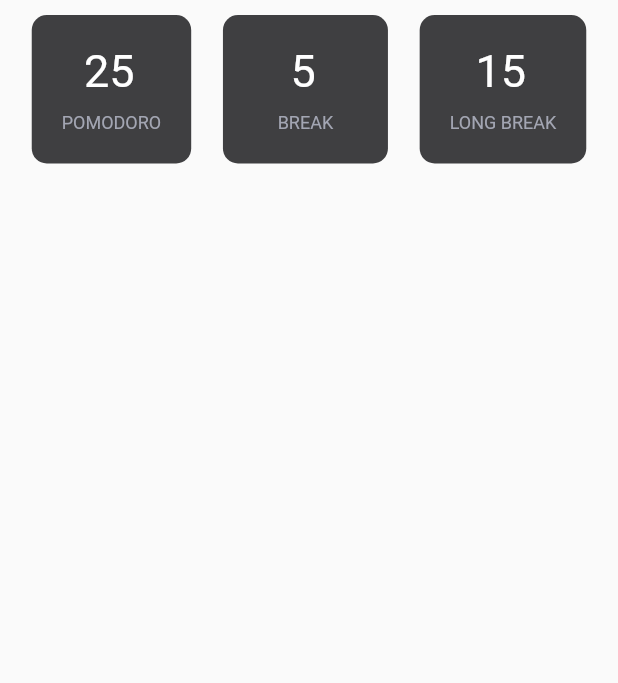
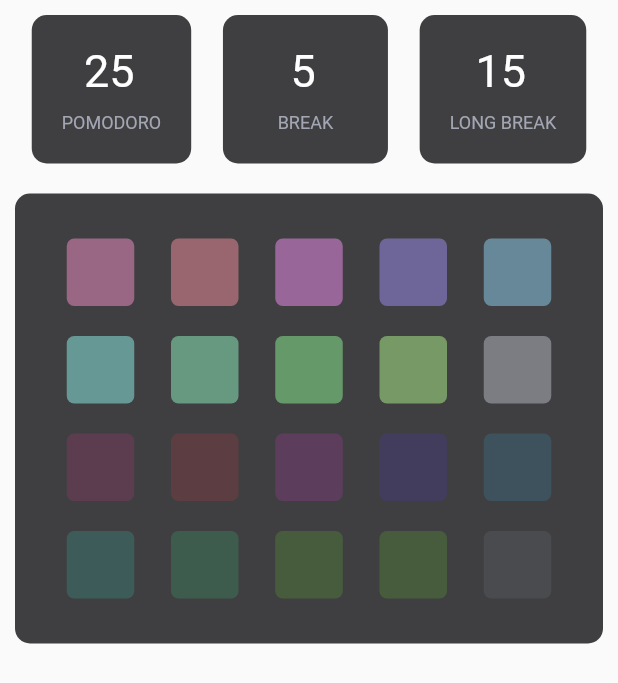
Before and after one commit to Bisxsh/flutter-pomodoro-timer, a Flutter app: the SettingsPage widget shown alone on an empty page, opened directly, on a phone screen of 412 x 824 dp. Shown: the top 683 px of the screen. Run offline on Flutter 3.47's test engine with Material 2 defaults, Android fonts, the phone set to English and light mode, and no system bars; our stand-ins replace circular_countdown_timer.

Commit message:
Implemented Color Grid UI

```diff
--- a/lib/screens/settings/settings_page.dart
+++ b/lib/screens/settings/settings_page.dart
@@ -1,4 +1,5 @@
 import 'package:flutter/material.dart';
+import 'package:pomodoro_timer_flutter/screens/settings/widgets/color_grid/color_grid_widget.dart';
 import 'package:pomodoro_timer_flutter/screens/settings/widgets/int_settings_widget.dart';
 
 class SettingsPage extends StatefulWidget {
@@ -29,7 +30,8 @@ class _SettingsPageState extends State<SettingsPage> {
             controller: TextEditingController(text: "15"),
           ),
         ],
-      )
+      ),
+      const ColorGridWidget()
     ]);
   }
 }
--- /dev/null
+++ b/lib/screens/settings/widgets/color_grid/color_grid_widget.dart
@@ -0,0 +1,21 @@
+import 'package:flutter/material.dart';
+import 'package:pomodoro_timer_flutter/screens/settings/widgets/color_grid/sub-widgets/color_row.dart';
+import 'package:pomodoro_timer_flutter/screens/settings/widgets/sub-widgets/container_util.dart';
+import 'sub-widgets/colors.dart';
+
+class ColorGridWidget extends StatelessWidget {
+  const ColorGridWidget({super.key});
+
+  @override
+  Widget build(BuildContext context) {
+    List<Widget> getRows() {
+      List<Widget> rows = [];
+      for (int i = 0; i < COLORS.length; i = i + 5) {
+        rows.add(ColorRowWidget(colors: COLORS.sublist(i, i + 5)));
+      }
+      return rows;
+    }
+
+    return ContainerUtil.getContainer(Column(children: getRows()), null, null);
+  }
+}
--- /dev/null
+++ b/lib/screens/settings/widgets/color_grid/sub-widgets/color_item.dart
@@ -0,0 +1,17 @@
+import 'package:flutter/material.dart';
+
+class ColourItemWidget extends StatelessWidget {
+  final Color color;
+  const ColourItemWidget({super.key, required this.color});
+
+  @override
+  Widget build(BuildContext context) {
+    return Container(
+      width: 45,
+      height: 45,
+      decoration:
+          BoxDecoration(color: color, borderRadius: BorderRadius.circular(5)),
+      margin: const EdgeInsets.all(10),
+    );
+  }
+}
--- /dev/null
+++ b/lib/screens/settings/widgets/color_grid/sub-widgets/color_row.dart
@@ -0,0 +1,24 @@
+import 'package:flutter/material.dart';
+import 'package:pomodoro_timer_flutter/components/color_util.dart';
+import 'package:pomodoro_timer_flutter/screens/settings/widgets/color_grid/sub-widgets/color_item.dart';
+
+class ColorRowWidget extends StatelessWidget {
+  final List<String> colors;
+
+  const ColorRowWidget({super.key, required this.colors});
+
+  @override
+  Widget build(BuildContext context) {
+    List<Widget> getChildren() {
+      return colors
+          .map<Widget>((e) => ColourItemWidget(color: HexColor(e)))
+          .toList();
+    }
+
+    return Row(
+      mainAxisAlignment: MainAxisAlignment.spaceEvenly,
+      crossAxisAlignment: CrossAxisAlignment.center,
+      children: getChildren(),
+    );
+  }
+}
--- /dev/null
+++ b/lib/screens/settings/widgets/color_grid/sub-widgets/colors.dart
@@ -0,0 +1,22 @@
+const List<String> COLORS = [
+  '#996684',
+  '#99666F',
+  '#996699',
+  '#6E6699',
+  '#668899',
+  '#669995',
+  '#669980',
+  '#66996A',
+  '#779966',
+  '#7C7D83',
+  '#5C3D4F',
+  '#5C3D42',
+  '#5C3D5C',
+  '#423D5C',
+  '#3D525C',
+  '#3D5C59',
+  '#3D5C4D',
+  '#475C3D',
+  '#475C3D',
+  '#4A4B4F',
+];
--- a/lib/screens/settings/widgets/color_grid_widget.dart
+++ /dev/null
@@ -1,10 +0,0 @@
-import 'package:flutter/material.dart';
-
-class ColorGridWidget extends StatelessWidget {
-  const ColorGridWidget({super.key});
-
-  @override
-  Widget build(BuildContext context) {
-    return Container();
-  }
-}
--- a/lib/screens/settings/widgets/sub-widgets/container_util.dart
+++ b/lib/screens/settings/widgets/sub-widgets/container_util.dart
@@ -3,7 +3,25 @@ import 'package:pomodoro_timer_flutter/components/color_util.dart';
 import 'package:pomodoro_timer_flutter/screens/settings/widgets/sub-widgets/text_util.dart';
 
 class ContainerUtil {
-  static getContainer(Widget child, String message, bool? removeMargin) {
+  static getContainer(Widget child, String? message, bool? removeMargin) {
+    getChild() {
+      if (message != null) {
+        return Column(
+          mainAxisAlignment: MainAxisAlignment.center,
+          crossAxisAlignment: CrossAxisAlignment.center,
+          children: [
+            child,
+            Align(
+              alignment: Alignment.bottomCenter,
+              child: TextUtil.getOptionText(message),
+            ),
+          ],
+        );
+      }
+
+      return child;
+    }
+
     return ConstrainedBox(
       constraints: const BoxConstraints(minWidth: 110),
       child: Container(
@@ -13,16 +31,7 @@ class ContainerUtil {
           color: HexColor("#3F3F41"),
           borderRadius: BorderRadius.circular(10.0),
         ),
-        child: Column(
-          mainAxisAlignment: MainAxisAlignment.center,
-          crossAxisAlignment: CrossAxisAlignment.center,
-          children: [
-            child,
-            Align(
-                alignment: Alignment.bottomCenter,
-                child: TextUtil.getOptionText(message)),
-          ],
-        ),
+        child: getChild(),
       ),
     );
   }
```
